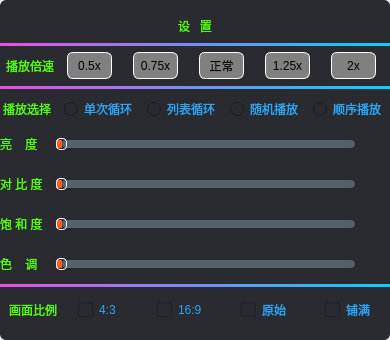
Above: VideoPlayer/videomodels/AdjustBright.ui from huizhang556/pc-video-player before the change. Below: the same form after it.
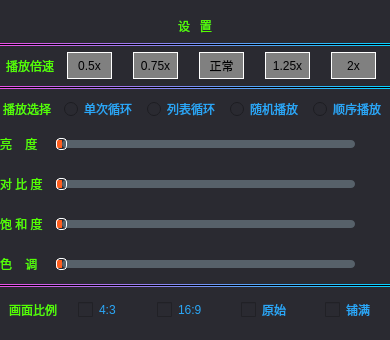
That is the form after the change. Icons and pictures are not drawn.

The edit to the form file:
```diff
--- a/VideoPlayer/videomodels/AdjustBright.ui
+++ b/VideoPlayer/videomodels/AdjustBright.ui
@@ -14,7 +14,7 @@
    <string>Dialog</string>
   </property>
   <property name="styleSheet">
-   <string notr="true">border-radius:6px;</string>
+   <string notr="true"/>
   </property>
   <layout class="QVBoxLayout" name="verticalLayout_3">
    <property name="spacing">
```
Left out of the diff: 3 changed lines with no effect on the pictures.
